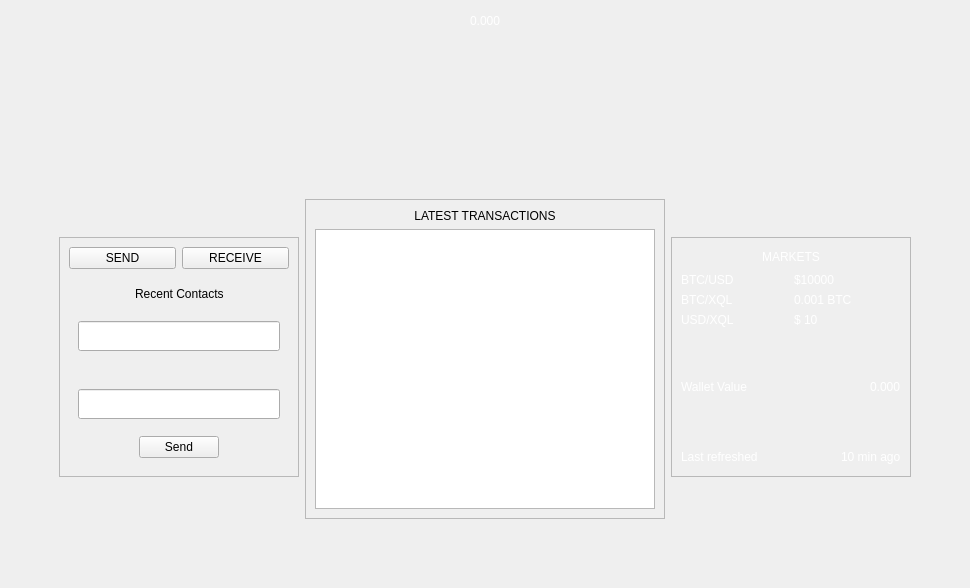
First picture: the form in src/qt/forms/dashboardwidget.ui, repository eons-finance/ALQO, before the edit.
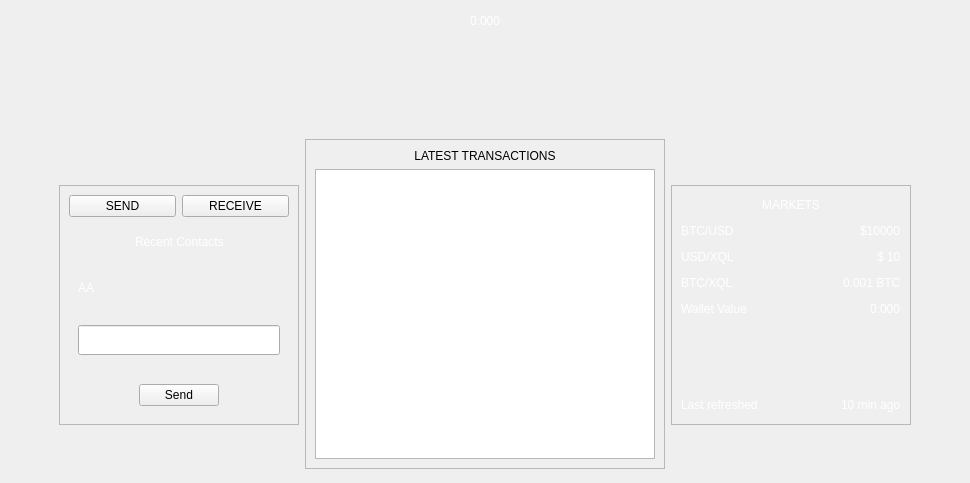
Second picture: the form after the edit.

Patch:
```diff
--- a/src/qt/forms/dashboardwidget.ui
+++ b/src/qt/forms/dashboardwidget.ui
@@ -7,7 +7,7 @@
     <x>0</x>
     <y>0</y>
     <width>970</width>
-    <height>588</height>
+    <height>483</height>
    </rect>
   </property>
   <property name="sizePolicy">
@@ -120,6 +120,9 @@
                 <property name="text">
                  <string>SEND</string>
                 </property>
+                <property name="checkable">
+                 <bool>true</bool>
+                </property>
                </widget>
               </item>
               <item>
@@ -127,6 +130,9 @@
                 <property name="text">
                  <string>RECEIVE</string>
                 </property>
+                <property name="checkable">
+                 <bool>true</bool>
+                </property>
                </widget>
               </item>
              </layout>
@@ -157,6 +163,9 @@
                     </item>
                     <item>
                      <widget class="QLabel" name="lblRecentcontacts">
+                      <property name="styleSheet">
+                       <string notr="true">color:white;</string>
+                      </property>
                       <property name="text">
                        <string>Recent Contacts</string>
                       </property>
@@ -191,32 +200,12 @@
                    </spacer>
                   </item>
                   <item>
-                   <layout class="QHBoxLayout" name="horizontalLayout_13">
-                    <item>
-                     <widget class="QLineEdit" name="lineEditContact">
-                      <property name="minimumSize">
-                       <size>
-                        <width>0</width>
-                        <height>30</height>
-                       </size>
-                      </property>
-                      <property name="maximumSize">
-                       <size>
-                        <width>16777215</width>
-                        <height>30</height>
-                       </size>
-                      </property>
-                      <property name="styleSheet">
-                       <string notr="true"/>
-                      </property>
-                     </widget>
-                    </item>
-                   </layout>
+                   <layout class="QHBoxLayout" name="horizontalLayoutcontacts"/>
                   </item>
                   <item>
                    <widget class="QLabel" name="labeladdress">
                     <property name="text">
-                     <string/>
+                     <string>&lt;html&gt;&lt;head/&gt;&lt;body&gt;&lt;p&gt;&lt;span style=&quot; font-size:9pt; color:#ffffff;&quot;&gt;AA&lt;/span&gt;&lt;/p&gt;&lt;/body&gt;&lt;/html&gt;</string>
                     </property>
                    </widget>
                   </item>
@@ -458,7 +447,7 @@
          <property name="maximumSize">
           <size>
            <width>360</width>
-           <height>315</height>
+           <height>330</height>
           </size>
          </property>
          <property name="frameShape">
@@ -588,43 +577,59 @@
                </layout>
               </item>
               <item>
-               <layout class="QGridLayout" name="gridLayout">
-                <item row="1" column="0">
-                 <widget class="QLabel" name="label_2">
-                  <property name="text">
-                   <string>BTC/XQL</string>
-                  </property>
-                 </widget>
-                </item>
-                <item row="0" column="0">
+               <layout class="QHBoxLayout" name="horizontalLayout_2">
+                <item>
                  <widget class="QLabel" name="label">
                   <property name="text">
                    <string>BTC/USD</string>
                   </property>
                  </widget>
                 </item>
-                <item row="2" column="0">
-                 <widget class="QLabel" name="label_3">
-                  <property name="text">
-                   <string>USD/XQL</string>
+                <item>
+                 <spacer name="horizontalSpacer_15">
+                  <property name="orientation">
+                   <enum>Qt::Horizontal</enum>
                   </property>
-                 </widget>
+                  <property name="sizeHint" stdset="0">
+                   <size>
+                    <width>40</width>
+                    <height>20</height>
+                   </size>
+                  </property>
+                 </spacer>
                 </item>
-                <item row="0" column="1">
+                <item>
                  <widget class="QLabel" name="labelbtcusd">
                   <property name="text">
                    <string>$10000</string>
                   </property>
                  </widget>
                 </item>
-                <item row="1" column="1">
-                 <widget class="QLabel" name="labelxlqbtc">
+               </layout>
+              </item>
+              <item>
+               <layout class="QHBoxLayout" name="horizontalLayout_14">
+                <item>
+                 <widget class="QLabel" name="label_3">
                   <property name="text">
-                   <string>0.001 BTC</string>
+                   <string>USD/XQL</string>
                   </property>
                  </widget>
                 </item>
-                <item row="2" column="1">
+                <item>
+                 <spacer name="horizontalSpacer_16">
+                  <property name="orientation">
+                   <enum>Qt::Horizontal</enum>
+                  </property>
+                  <property name="sizeHint" stdset="0">
+                   <size>
+                    <width>40</width>
+                    <height>20</height>
+                   </size>
+                  </property>
+                 </spacer>
+                </item>
+                <item>
                  <widget class="QLabel" name="labelusdxlq">
                   <property name="text">
                    <string>$ 10</string>
@@ -634,17 +639,35 @@
                </layout>
               </item>
               <item>
-               <spacer name="verticalSpacer_5">
-                <property name="orientation">
-                 <enum>Qt::Vertical</enum>
-                </property>
-                <property name="sizeHint" stdset="0">
-                 <size>
-                  <width>20</width>
-                  <height>40</height>
-                 </size>
-                </property>
-               </spacer>
+               <layout class="QHBoxLayout" name="horizontalLayout_15">
+                <item>
+                 <widget class="QLabel" name="label_2">
+                  <property name="text">
+                   <string>BTC/XQL</string>
+                  </property>
+                 </widget>
+                </item>
+                <item>
+                 <spacer name="horizontalSpacer_17">
+                  <property name="orientation">
+                   <enum>Qt::Horizontal</enum>
+                  </property>
+                  <property name="sizeHint" stdset="0">
+                   <size>
+                    <width>40</width>
+                    <height>20</height>
+                   </size>
+                  </property>
+                 </spacer>
+                </item>
+                <item>
+                 <widget class="QLabel" name="labelxlqbtc">
+                  <property name="text">
+                   <string>0.001 BTC</string>
+                  </property>
+                 </widget>
+                </item>
+               </layout>
               </item>
               <item>
                <layout class="QHBoxLayout" name="horizontalLayout_7">
```
Left out of the diff: 2 changed lines with no effect on the pictures.
